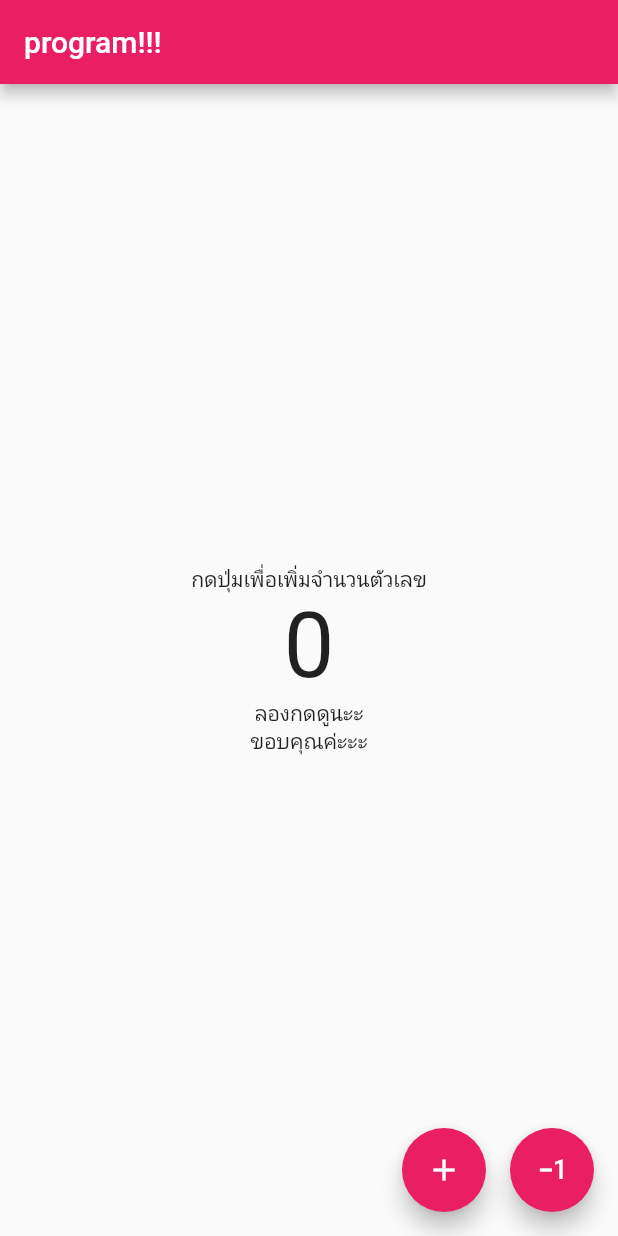
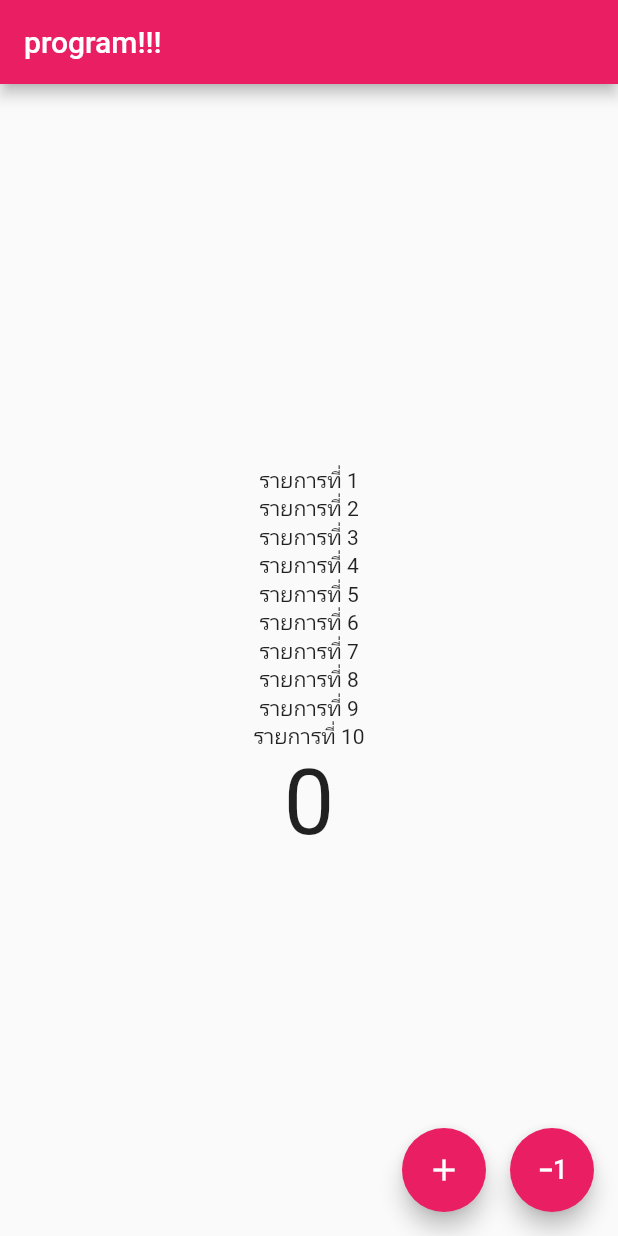
Before and after one commit to napassorn29/basic_flutter, a Flutter app: the screen it shows after launch, on a phone screen of 412 x 824 dp. Run offline on Flutter 3.47's test engine with Material 2 defaults, Android fonts, the phone set to English and light mode, and no system bars.

Commit message:
list(for loop)

```diff
--- a/basic_flutter/basic_flutter/lib/main.dart
+++ b/basic_flutter/basic_flutter/lib/main.dart
@@ -38,16 +38,17 @@ class _MyHomePageState extends State<MyHomePage> {
 
   @override
   Widget build(BuildContext context) {
+    // กลุ่มข้อมูล text widget เก็บไว้ในตัวแปรชื่อ data
     List<Widget> data = [];
-    data.add(Text("กดปุ่มเพื่อเพิ่มจำนวนตัวเลข"));
+    for (var i = 0; i < 10; i++) {
+      data.add(Text("รายการที่ ${i + 1}"));
+    }
     data.add(
       Text(
         "$number",
         style: TextStyle(fontSize: 60),
       ),
     );
-    data.add(Text("ลองกดดูนะะ"));
-    data.add(Text("ขอบคุณค่ะะะ"));
 
     return Scaffold(
       appBar: AppBar(
```
